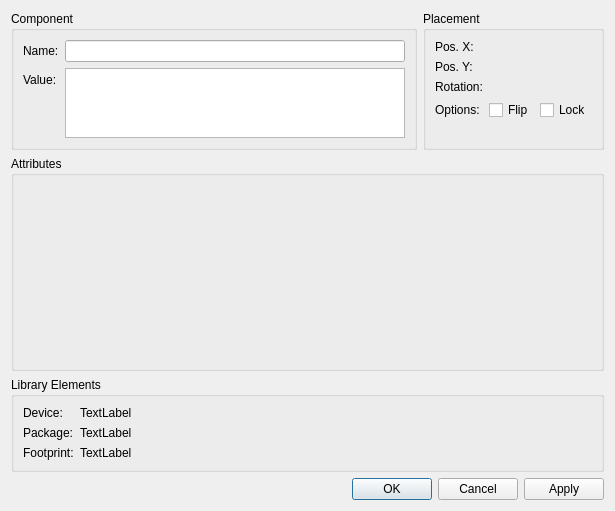
This is libs/librepcb/editor/project/boardeditor/deviceinstancepropertiesdialog.ui in LibrePCB/LibrePCB as Qt 5 draws it before an edit. The edited form follows.
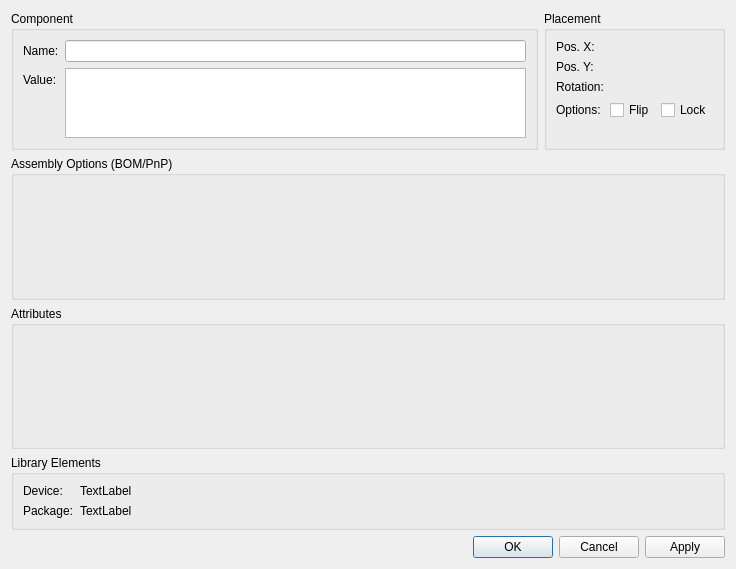
This is the edited form. Custom widgets are drawn as their Qt base class.

Diff of the .ui file:
```diff
--- a/libs/librepcb/editor/project/boardeditor/deviceinstancepropertiesdialog.ui
+++ b/libs/librepcb/editor/project/boardeditor/deviceinstancepropertiesdialog.ui
@@ -6,8 +6,8 @@
    <rect>
     <x>0</x>
     <y>0</y>
-    <width>615</width>
-    <height>511</height>
+    <width>736</width>
+    <height>569</height>
    </rect>
   </property>
   <property name="windowTitle">
@@ -89,123 +89,6 @@
        </layout>
       </widget>
      </item>
-     <item row="2" column="0" colspan="2">
-      <widget class="QGroupBox" name="gbxCmpLib">
-       <property name="sizePolicy">
-        <sizepolicy hsizetype="Preferred" vsizetype="Preferred">
-         <horstretch>0</horstretch>
-         <verstretch>1</verstretch>
-        </sizepolicy>
-       </property>
-       <property name="title">
-        <string>Library Elements</string>
-       </property>
-       <layout class="QFormLayout" name="formLayout_3">
-        <property name="fieldGrowthPolicy">
-         <enum>QFormLayout::AllNonFixedFieldsGrow</enum>
-        </property>
-        <property name="formAlignment">
-         <set>Qt::AlignLeading|Qt::AlignLeft|Qt::AlignTop</set>
-        </property>
-        <item row="0" column="0">
-         <widget class="QLabel" name="label_10">
-          <property name="sizePolicy">
-           <sizepolicy hsizetype="Maximum" vsizetype="Preferred">
-            <horstretch>0</horstretch>
-            <verstretch>0</verstretch>
-           </sizepolicy>
-          </property>
-          <property name="text">
-           <string>Device:</string>
-          </property>
-         </widget>
-        </item>
-        <item row="0" column="1">
-         <widget class="QLabel" name="lblLibDeviceName">
-          <property name="sizePolicy">
-           <sizepolicy hsizetype="Ignored" vsizetype="Preferred">
-            <horstretch>0</horstretch>
-            <verstretch>0</verstretch>
-           </sizepolicy>
-          </property>
-          <property name="text">
-           <string notr="true">TextLabel</string>
-          </property>
-          <property name="textFormat">
-           <enum>Qt::RichText</enum>
-          </property>
-          <property name="textInteractionFlags">
-           <set>Qt::LinksAccessibleByKeyboard|Qt::LinksAccessibleByMouse</set>
-          </property>
-         </widget>
-        </item>
-        <item row="1" column="0">
-         <widget class="QLabel" name="label_18">
-          <property name="sizePolicy">
-           <sizepolicy hsizetype="Maximum" vsizetype="Preferred">
-            <horstretch>0</horstretch>
-            <verstretch>0</verstretch>
-           </sizepolicy>
-          </property>
-          <property name="text">
-           <string>Package:</string>
-          </property>
-         </widget>
-        </item>
-        <item row="1" column="1">
-         <widget class="QLabel" name="lblLibPackageName">
-          <property name="sizePolicy">
-           <sizepolicy hsizetype="Ignored" vsizetype="Preferred">
-            <horstretch>0</horstretch>
-            <verstretch>0</verstretch>
-           </sizepolicy>
-          </property>
-          <property name="text">
-           <string notr="true">TextLabel</string>
-          </property>
-          <property name="textFormat">
-           <enum>Qt::RichText</enum>
-          </property>
-          <property name="textInteractionFlags">
-           <set>Qt::LinksAccessibleByKeyboard|Qt::LinksAccessibleByMouse</set>
-          </property>
-         </widget>
-        </item>
-        <item row="2" column="0">
-         <widget class="QLabel" name="label_17">
-          <property name="sizePolicy">
-           <sizepolicy hsizetype="Maximum" vsizetype="Preferred">
-            <horstretch>0</horstretch>
-            <verstretch>0</verstretch>
-           </sizepolicy>
-          </property>
-          <property name="text">
-           <string>Footprint:</string>
-          </property>
-         </widget>
-        </item>
-        <item row="2" column="1">
-         <widget class="QLabel" name="lblLibFootprintName">
-          <property name="sizePolicy">
-           <sizepolicy hsizetype="Ignored" vsizetype="Preferred">
-            <horstretch>0</horstretch>
-            <verstretch>0</verstretch>
-           </sizepolicy>
-          </property>
-          <property name="text">
-           <string notr="true">TextLabel</string>
-          </property>
-          <property name="textFormat">
-           <enum>Qt::RichText</enum>
-          </property>
-          <property name="textInteractionFlags">
-           <set>Qt::LinksAccessibleByKeyboard|Qt::LinksAccessibleByMouse</set>
-          </property>
-         </widget>
-        </item>
-       </layout>
-      </widget>
-     </item>
      <item row="0" column="0">
       <widget class="QGroupBox" name="gbxComponentInstance">
        <property name="sizePolicy">
@@ -254,24 +137,151 @@
        </layout>
       </widget>
      </item>
-     <item row="1" column="0" colspan="2">
-      <widget class="QGroupBox" name="groupBox">
+     <item row="3" column="0" colspan="2">
+      <widget class="QGroupBox" name="gbxCmpLib">
        <property name="sizePolicy">
-        <sizepolicy hsizetype="Preferred" vsizetype="Expanding">
+        <sizepolicy hsizetype="Preferred" vsizetype="Preferred">
+         <horstretch>0</horstretch>
+         <verstretch>1</verstretch>
+        </sizepolicy>
+       </property>
+       <property name="title">
+        <string>Library Elements</string>
+       </property>
+       <layout class="QFormLayout" name="formLayout_3">
+        <property name="fieldGrowthPolicy">
+         <enum>QFormLayout::AllNonFixedFieldsGrow</enum>
+        </property>
+        <property name="formAlignment">
+         <set>Qt::AlignLeading|Qt::AlignLeft|Qt::AlignTop</set>
+        </property>
+        <item row="0" column="0">
+         <widget class="QLabel" name="label_10">
+          <property name="sizePolicy">
+           <sizepolicy hsizetype="Maximum" vsizetype="Preferred">
+            <horstretch>0</horstretch>
+            <verstretch>0</verstretch>
+           </sizepolicy>
+          </property>
+          <property name="text">
+           <string>Device:</string>
+          </property>
+         </widget>
+        </item>
+        <item row="0" column="1">
+         <widget class="QLabel" name="lblLibDeviceName">
+          <property name="sizePolicy">
+           <sizepolicy hsizetype="Ignored" vsizetype="Preferred">
+            <horstretch>0</horstretch>
+            <verstretch>0</verstretch>
+           </sizepolicy>
+          </property>
+          <property name="text">
+           <string notr="true">TextLabel</string>
+          </property>
+          <property name="textFormat">
+           <enum>Qt::RichText</enum>
+          </property>
+          <property name="textInteractionFlags">
+           <set>Qt::LinksAccessibleByKeyboard|Qt::LinksAccessibleByMouse</set>
+          </property>
+         </widget>
+        </item>
+        <item row="1" column="0">
+         <widget class="QLabel" name="label_18">
+          <property name="sizePolicy">
+           <sizepolicy hsizetype="Maximum" vsizetype="Preferred">
+            <horstretch>0</horstretch>
+            <verstretch>0</verstretch>
+           </sizepolicy>
+          </property>
+          <property name="text">
+           <string>Package:</string>
+          </property>
+         </widget>
+        </item>
+        <item row="1" column="1">
+         <widget class="QLabel" name="lblLibPackageName">
+          <property name="sizePolicy">
+           <sizepolicy hsizetype="Ignored" vsizetype="Preferred">
+            <horstretch>0</horstretch>
+            <verstretch>0</verstretch>
+           </sizepolicy>
+          </property>
+          <property name="text">
+           <string notr="true">TextLabel</string>
+          </property>
+          <property name="textFormat">
+           <enum>Qt::RichText</enum>
+          </property>
+          <property name="textInteractionFlags">
+           <set>Qt::LinksAccessibleByKeyboard|Qt::LinksAccessibleByMouse</set>
+          </property>
+         </widget>
+        </item>
+       </layout>
+      </widget>
+     </item>
+     <item row="2" column="0" colspan="2">
+      <widget class="QGroupBox" name="gbxAttributes">
+       <property name="sizePolicy">
+        <sizepolicy hsizetype="Preferred" vsizetype="Preferred">
          <horstretch>0</horstretch>
          <verstretch>100</verstretch>
         </sizepolicy>
        </property>
        <property name="title">
-        <string>Attributes</string>
+        <string notr="true">Attributes</string>
        </property>
        <layout class="QVBoxLayout" name="attributesLayout">
+        <property name="leftMargin">
+         <number>0</number>
+        </property>
+        <property name="topMargin">
+         <number>0</number>
+        </property>
+        <property name="rightMargin">
+         <number>0</number>
+        </property>
+        <property name="bottomMargin">
+         <number>0</number>
+        </property>
         <item>
          <widget class="librepcb::editor::AttributeListEditorWidget" name="attributeListEditorWidget" native="true"/>
         </item>
        </layout>
       </widget>
      </item>
+     <item row="1" column="0" colspan="2">
+      <widget class="QGroupBox" name="groupBox_2">
+       <property name="sizePolicy">
+        <sizepolicy hsizetype="Preferred" vsizetype="Preferred">
+         <horstretch>0</horstretch>
+         <verstretch>100</verstretch>
+        </sizepolicy>
+       </property>
+       <property name="title">
+        <string>Assembly Options (BOM/PnP)</string>
+       </property>
+       <layout class="QVBoxLayout" name="verticalLayout_2">
+        <property name="leftMargin">
+         <number>0</number>
+        </property>
+        <property name="topMargin">
+         <number>0</number>
+        </property>
+        <property name="rightMargin">
+         <number>0</number>
+        </property>
+        <property name="bottomMargin">
+         <number>0</number>
+        </property>
+        <item>
+         <widget class="librepcb::editor::ComponentAssemblyOptionListEditorWidget" name="assemblyOptionListEditorWidget" native="true"/>
+        </item>
+       </layout>
+      </widget>
+     </item>
     </layout>
    </item>
    <item>
@@ -287,6 +297,12 @@
   </layout>
  </widget>
  <customwidgets>
+  <customwidget>
+   <class>librepcb::editor::AttributeListEditorWidget</class>
+   <extends>QWidget</extends>
+   <header location="global">librepcb/editor/widgets/attributelisteditorwidget.h</header>
+   <container>1</container>
+  </customwidget>
   <customwidget>
    <class>librepcb::editor::LengthEdit</class>
    <extends>QWidget</extends>
@@ -300,9 +316,9 @@
    <container>1</container>
   </customwidget>
   <customwidget>
-   <class>librepcb::editor::AttributeListEditorWidget</class>
+   <class>librepcb::editor::ComponentAssemblyOptionListEditorWidget</class>
    <extends>QWidget</extends>
-   <header location="global">librepcb/editor/widgets/attributelisteditorwidget.h</header>
+   <header location="global">librepcb/editor/project/componentassemblyoptionlisteditorwidget.h</header>
    <container>1</container>
   </customwidget>
  </customwidgets>
```
